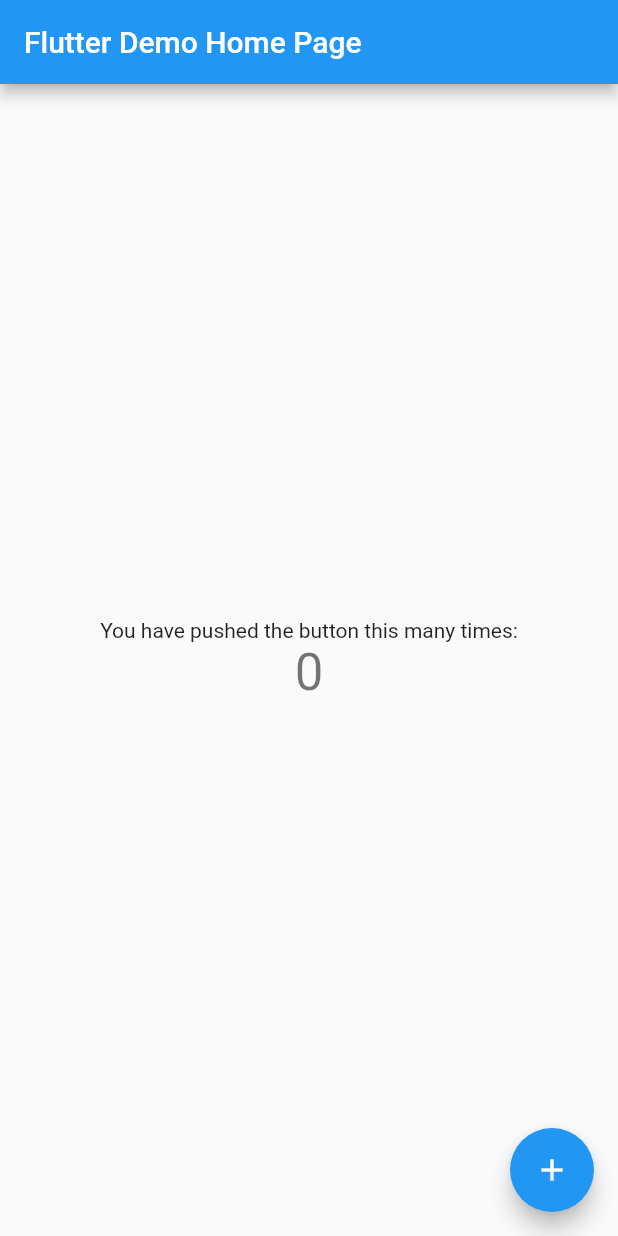
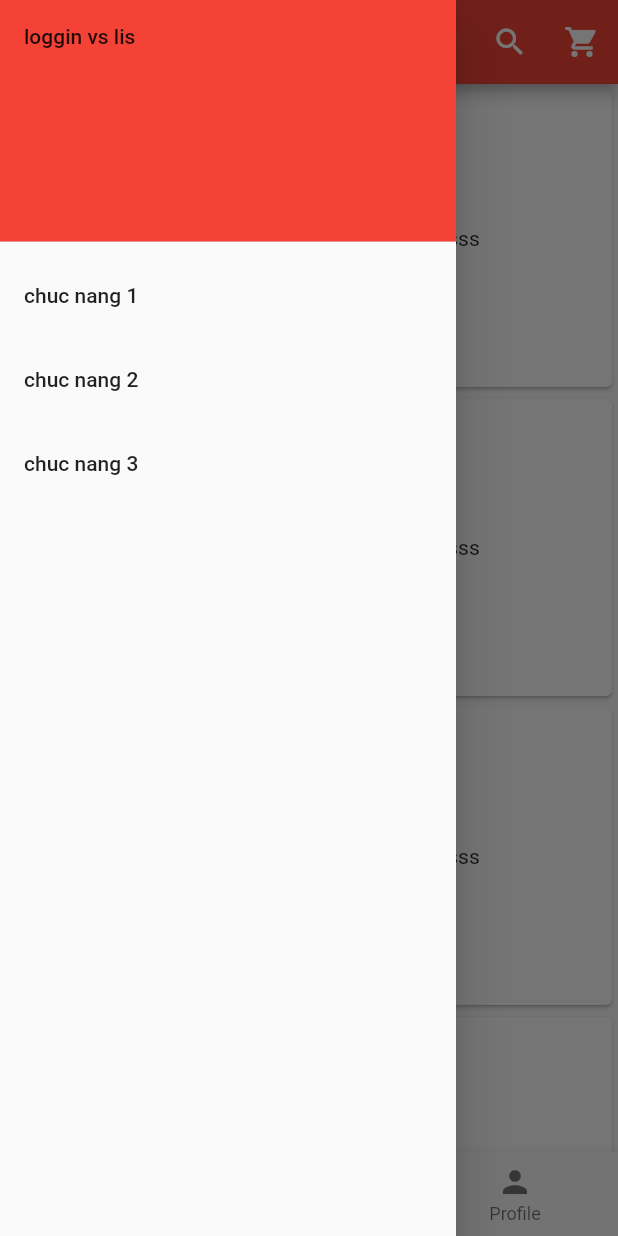
Before and after one commit to hieu814/Flutter-MiniShop, a Flutter app: the screen it shows after launch, with the side drawer open (before the commit the screen has no drawer), on a phone screen of 412 x 824 dp. Run offline on Flutter 3.47's test engine with Material 2 defaults, Android fonts, the phone set to English and light mode, and no system bars.

Commit message:
xay dung kien truc Stack va HomeView

```diff
--- a/MiniShop/lib/main.dart
+++ b/MiniShop/lib/main.dart
@@ -1,4 +1,5 @@
 import 'package:flutter/material.dart';
+import 'views/home/home_view.dart';
 
 void main() {
   runApp(MyApp());
@@ -21,97 +22,9 @@ class MyApp extends StatelessWidget {
         // Notice that the counter didn't reset back to zero; the application
         // is not restarted.
         primarySwatch: Colors.blue,
-        // This makes the visual density adapt to the platform that you run
-        // the app on. For desktop platforms, the controls will be smaller and
-        // closer together (more dense) than on mobile platforms.
         visualDensity: VisualDensity.adaptivePlatformDensity,
       ),
-      home: MyHomePage(title: 'Flutter Demo Home Page'),
+      home: HomeView(),
     );
   }
 }
-
-class MyHomePage extends StatefulWidget {
-  MyHomePage({Key key, this.title}) : super(key: key);
-
-  // This widget is the home page of your application. It is stateful, meaning
-  // that it has a State object (defined below) that contains fields that affect
-  // how it looks.
-
-  // This class is the configuration for the state. It holds the values (in this
-  // case the title) provided by the parent (in this case the App widget) and
-  // used by the build method of the State. Fields in a Widget subclass are
-  // always marked "final".
-
-  final String title;
-
-  @override
-  _MyHomePageState createState() => _MyHomePageState();
-}
-
-class _MyHomePageState extends State<MyHomePage> {
-  int _counter = 0;
-
-  void _incrementCounter() {
-    setState(() {
-      // This call to setState tells the Flutter framework that something has
-      // changed in this State, which causes it to rerun the build method below
-      // so that the display can reflect the updated values. If we changed
-      // _counter without calling setState(), then the build method would not be
-      // called again, and so nothing would appear to happen.
-      _counter++;
-    });
-  }
-
-  @override
-  Widget build(BuildContext context) {
-    // This method is rerun every time setState is called, for instance as done
-    // by the _incrementCounter method above.
-    //
-    // The Flutter framework has been optimized to make rerunning build methods
-    // fast, so that you can just rebuild anything that needs updating rather
-    // than having to individually change instances of widgets.
-    return Scaffold(
-      appBar: AppBar(
-        // Here we take the value from the MyHomePage object that was created by
-        // the App.build method, and use it to set our appbar title.
-        title: Text(widget.title),
-      ),
-      body: Center(
-        // Center is a layout widget. It takes a single child and positions it
-        // in the middle of the parent.
-        child: Column(
-          // Column is also a layout widget. It takes a list of children and
-          // arranges them vertically. By default, it sizes itself to fit its
-          // children horizontally, and tries to be as tall as its parent.
-          //
-          // Invoke "debug painting" (press "p" in the console, choose the
-          // "Toggle Debug Paint" action from the Flutter Inspector in Android
-          // Studio, or the "Toggle Debug Paint" command in Visual Studio Code)
-          // to see the wireframe for each widget.
-          //
-          // Column has various properties to control how it sizes itself and
-          // how it positions its children. Here we use mainAxisAlignment to
-          // center the children vertically; the main axis here is the vertical
-          // axis because Columns are vertical (the cross axis would be
-          // horizontal).
-          mainAxisAlignment: MainAxisAlignment.center,
-          children: <Widget>[
-            Text(
-              'You have pushed the button this many times:',
-            ),
-            Text(
-              '$_counter',
-              style: Theme.of(context).textTheme.headline4,
-            ),
-          ],
-        ),
-      ),
-      floatingActionButton: FloatingActionButton(
-        onPressed: _incrementCounter,
-        tooltip: 'Increment',
-        child: Icon(Icons.add),
-      ), // This trailing comma makes auto-formatting nicer for build methods.
-    );
-  }
-}
--- /dev/null
+++ b/MiniShop/lib/views/home/home_view.dart
@@ -0,0 +1,86 @@
+import 'package:flutter/material.dart';
+
+class HomeView extends StatefulWidget {
+  @override
+  _HomeViewState createState() => _HomeViewState();
+}
+
+class _HomeViewState extends State<HomeView> {
+  int _selectedIndex = 0;
+  void _onItemTapped(int index) {
+    setState(() {
+      _selectedIndex = index;
+    });
+  }
+
+  @override
+  Widget build(BuildContext context) {
+    return Scaffold(
+      appBar: AppBar(
+        backgroundColor: Colors.red,
+        title: TextFormField(),
+        actions: <Widget>[
+          IconButton(
+            icon: const Icon(Icons.search),
+            onPressed: () {},
+          ),
+          IconButton(
+            icon: const Icon(Icons.shopping_cart),
+            onPressed: () {},
+          ),
+        ],
+      ),
+      drawer: Drawer(
+        child: ListView(
+          padding: EdgeInsets.zero,
+          children: <Widget>[
+            DrawerHeader(
+              child: Text("loggin vs lis"),
+              decoration: BoxDecoration(color: Colors.red),
+            ),
+            ListTile(
+              title: Text("chuc nang 1"),
+            ),
+            ListTile(
+              title: Text("chuc nang 2"),
+            ),
+            ListTile(
+              title: Text("chuc nang 3"),
+            ),
+          ],
+        ),
+      ),
+      body: GridView.builder(
+        itemCount: 20,
+        gridDelegate:
+            SliverGridDelegateWithFixedCrossAxisCount(crossAxisCount: 2),
+        itemBuilder: (context, int index) {
+          return Card(
+            child: Center(
+              child: Text("sss"),
+            ),
+          );
+        },
+      ),
+      bottomNavigationBar: BottomNavigationBar(
+        type: BottomNavigationBarType.fixed,
+        currentIndex: _selectedIndex,
+        items: [
+          BottomNavigationBarItem(
+            icon: Icon(Icons.home),
+            title: Text("Home"),
+          ),
+          BottomNavigationBarItem(
+            icon: Icon(Icons.mail),
+            title: Text("Emails"),
+          ),
+          BottomNavigationBarItem(
+            icon: Icon(Icons.person),
+            title: Text("Profile"),
+          )
+        ],
+        onTap: _onItemTapped,
+      ),
+    );
+  }
+}
--- a/MiniShop/pubspec.yaml
+++ b/MiniShop/pubspec.yaml
@@ -23,6 +23,12 @@ environment:
 dependencies:
   flutter:
     sdk: flutter
+    # package
+  stacked: ^1.7.6
+
+  http: ^0.12.2
+
+
 
 
   # The following adds the Cupertino Icons font to your application.
```
Also changed, not shown: MiniShop/lib/views/home/home_model.dart (added), MiniShop/lib/views/home/home_viewmodel.dart (added), MiniShop/pubspec.lock.
